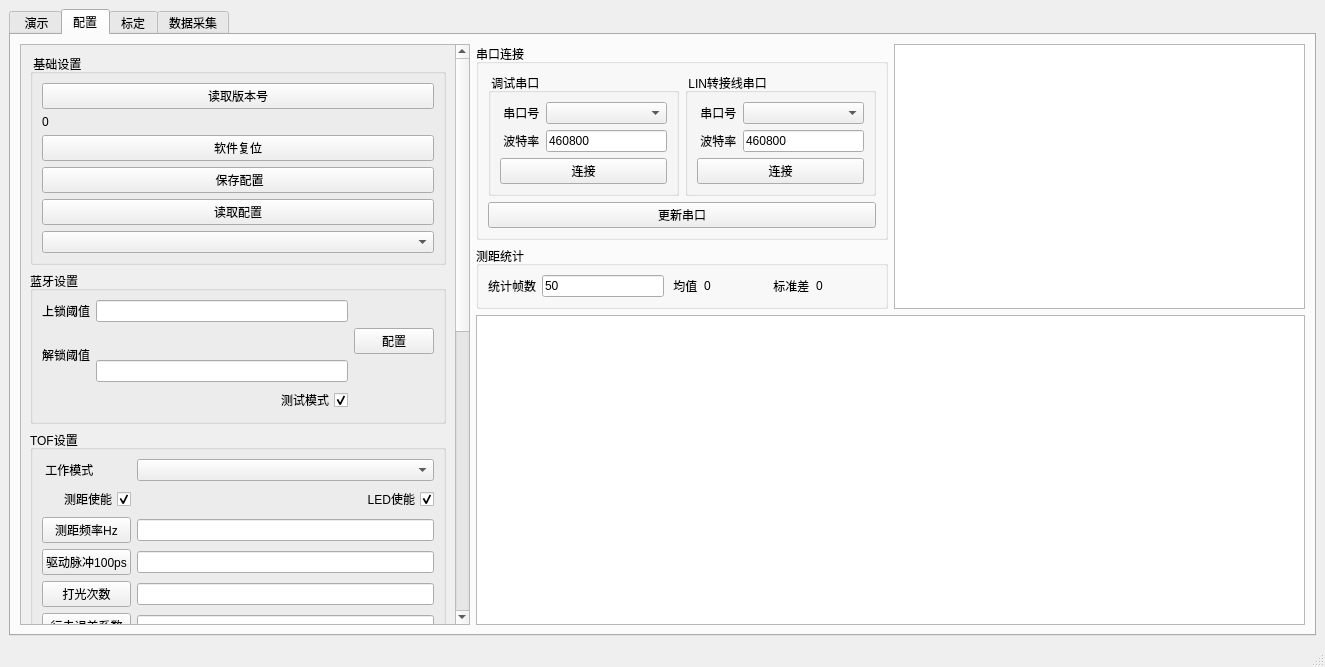
wood1139/trunk_door_demo, file mainwindow.ui: the form before one commit.
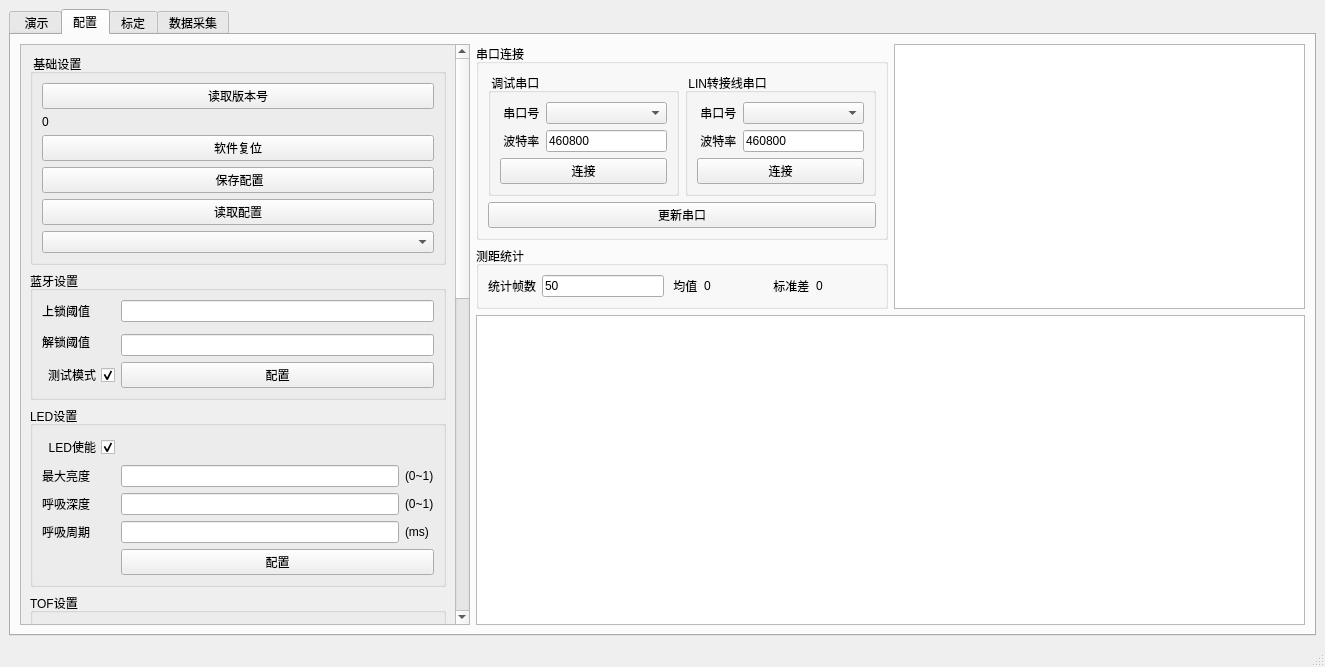
The form after the commit. Custom widgets are drawn as their Qt base class.

Commit message: 增加LED呼吸参数控制接口

The edit to the form file:
```diff
--- a/mainwindow.ui
+++ b/mainwindow.ui
@@ -55,9 +55,9 @@
            <property name="geometry">
             <rect>
              <x>0</x>
-             <y>-364</y>
+             <y>-130</y>
              <width>413</width>
-             <height>1022</height>
+             <height>1167</height>
             </rect>
            </property>
            <layout class="QVBoxLayout" name="verticalLayout">
@@ -131,17 +131,10 @@
                  </property>
                 </widget>
                </item>
-               <item row="1" column="2">
-                <widget class="QPushButton" name="pushButton_btRssiSet">
-                 <property name="text">
-                  <string>配置</string>
-                 </property>
-                </widget>
-               </item>
                <item row="2" column="1">
                 <widget class="QLineEdit" name="lineEdit_btUnlockRssi"/>
                </item>
-               <item row="3" column="0" colspan="2">
+               <item row="3" column="0">
                 <widget class="QCheckBox" name="checkBox_btTestMode">
                  <property name="layoutDirection">
                   <enum>Qt::RightToLeft</enum>
@@ -154,6 +147,93 @@
                  </property>
                 </widget>
                </item>
+               <item row="3" column="1">
+                <widget class="QPushButton" name="pushButton_btRssiSet">
+                 <property name="text">
+                  <string>配置</string>
+                 </property>
+                </widget>
+               </item>
+              </layout>
+             </widget>
+            </item>
+            <item>
+             <widget class="QGroupBox" name="groupBox_11">
+              <property name="title">
+               <string>LED设置</string>
+              </property>
+              <layout class="QGridLayout" name="gridLayout_3">
+               <item row="0" column="0">
+                <widget class="QCheckBox" name="checkBox_ledEnable">
+                 <property name="layoutDirection">
+                  <enum>Qt::RightToLeft</enum>
+                 </property>
+                 <property name="text">
+                  <string>LED使能</string>
+                 </property>
+                 <property name="checked">
+                  <bool>true</bool>
+                 </property>
+                </widget>
+               </item>
+               <item row="3" column="0">
+                <widget class="QLabel" name="label_36">
+                 <property name="text">
+                  <string>呼吸周期</string>
+                 </property>
+                </widget>
+               </item>
+               <item row="2" column="0">
+                <widget class="QLabel" name="label_33">
+                 <property name="text">
+                  <string>呼吸深度</string>
+                 </property>
+                </widget>
+               </item>
+               <item row="1" column="0">
+                <widget class="QLabel" name="label_31">
+                 <property name="text">
+                  <string>最大亮度</string>
+                 </property>
+                </widget>
+               </item>
+               <item row="1" column="2">
+                <widget class="QLabel" name="label_32">
+                 <property name="text">
+                  <string>(0~1)</string>
+                 </property>
+                </widget>
+               </item>
+               <item row="3" column="2">
+                <widget class="QLabel" name="label_37">
+                 <property name="text">
+                  <string>(ms)</string>
+                 </property>
+                </widget>
+               </item>
+               <item row="2" column="1">
+                <widget class="QLineEdit" name="lineEdit_ledBreathDepth"/>
+               </item>
+               <item row="3" column="1">
+                <widget class="QLineEdit" name="lineEdit_ledBreathPeriod"/>
+               </item>
+               <item row="1" column="1">
+                <widget class="QLineEdit" name="lineEdit_ledBreathPeak"/>
+               </item>
+               <item row="2" column="2">
+                <widget class="QLabel" name="label_34">
+                 <property name="text">
+                  <string>(0~1)</string>
+                 </property>
+                </widget>
+               </item>
+               <item row="4" column="1" colspan="2">
+                <widget class="QPushButton" name="pushButton_ledConfig">
+                 <property name="text">
+                  <string>配置</string>
+                 </property>
+                </widget>
+               </item>
               </layout>
              </widget>
             </item>
@@ -166,89 +246,76 @@
                <item row="8" column="1">
                 <widget class="QLineEdit" name="lineEdit_distOffset"/>
                </item>
-               <item row="5" column="0">
+               <item row="8" column="1">
+                <widget class="QLineEdit" name="lineEdit_ldTrigNum"/>
+               </item>
+               <item row="2" column="1">
+                <widget class="QComboBox" name="comboBox_mode"/>
+               </item>
+               <item row="7" column="1">
+                <widget class="QLineEdit" name="lineEdit_ldTrigPwidth"/>
+               </item>
+               <item row="10" column="0">
+                <widget class="QPushButton" name="pushButton_distOffset">
+                 <property name="text">
+                  <string>距离偏置mm</string>
+                 </property>
+                </widget>
+               </item>
+               <item row="2" column="0">
+                <widget class="QLabel" name="label_5">
+                 <property name="text">
+                  <string> 工作模式</string>
+                 </property>
+                </widget>
+               </item>
+               <item row="6" column="1">
+                <widget class="QLineEdit" name="lineEdit_sampleRate"/>
+               </item>
+               <item row="9" column="0">
+                <widget class="QPushButton" name="pushButton_walkErrK">
+                 <property name="text">
+                  <string>行走误差系数</string>
+                 </property>
+                </widget>
+               </item>
+               <item row="7" column="0">
                 <widget class="QPushButton" name="pushButton_ldTrigPwidth">
                  <property name="text">
                   <string>驱动脉冲100ps</string>
                  </property>
                 </widget>
                </item>
-               <item row="4" column="1">
-                <widget class="QLineEdit" name="lineEdit_sampleRate"/>
-               </item>
-               <item row="3" column="0">
-                <widget class="QCheckBox" name="checkBox_rangeEnable">
-                 <property name="layoutDirection">
-                  <enum>Qt::RightToLeft</enum>
-                 </property>
-                 <property name="text">
-                  <string> 测距使能</string>
-                 </property>
-                 <property name="checked">
-                  <bool>true</bool>
-                 </property>
-                </widget>
-               </item>
                <item row="8" column="0">
-                <widget class="QPushButton" name="pushButton_distOffset">
-                 <property name="text">
-                  <string>距离偏置mm</string>
-                 </property>
-                </widget>
-               </item>
-               <item row="5" column="1">
-                <widget class="QLineEdit" name="lineEdit_ldTrigPwidth"/>
-               </item>
-               <item row="6" column="0">
                 <widget class="QPushButton" name="pushButton_ldTrigNum">
                  <property name="text">
                   <string>打光次数</string>
                  </property>
                 </widget>
                </item>
-               <item row="4" column="0">
+               <item row="9" column="1">
+                <widget class="QLineEdit" name="lineEdit_walkErrK"/>
+               </item>
+               <item row="6" column="0">
                 <widget class="QPushButton" name="pushButton_sampleRate">
                  <property name="text">
                   <string>测距频率Hz</string>
                  </property>
                 </widget>
                </item>
-               <item row="7" column="0">
-                <widget class="QPushButton" name="pushButton_walkErrK">
-                 <property name="text">
-                  <string>行走误差系数</string>
-                 </property>
-                </widget>
-               </item>
-               <item row="7" column="1">
-                <widget class="QLineEdit" name="lineEdit_walkErrK"/>
-               </item>
-               <item row="3" column="1">
-                <widget class="QCheckBox" name="checkBox_ledEnable">
+               <item row="1" column="0">
+                <widget class="QCheckBox" name="checkBox_rangeEnable">
                  <property name="layoutDirection">
                   <enum>Qt::RightToLeft</enum>
                  </property>
                  <property name="text">
-                  <string>LED使能</string>
+                  <string> 测距使能</string>
                  </property>
                  <property name="checked">
                   <bool>true</bool>
                  </property>
                 </widget>
                </item>
-               <item row="6" column="1">
-                <widget class="QLineEdit" name="lineEdit_ldTrigNum"/>
-               </item>
-               <item row="0" column="0">
-                <widget class="QLabel" name="label_5">
-                 <property name="text">
-                  <string> 工作模式</string>
-                 </property>
-                </widget>
-               </item>
-               <item row="0" column="1">
-                <widget class="QComboBox" name="comboBox_mode"/>
-               </item>
               </layout>
              </widget>
             </item>
```
Left out of the diff: 4 changed lines with no effect on the pictures. The commit also changes 4 other files.
